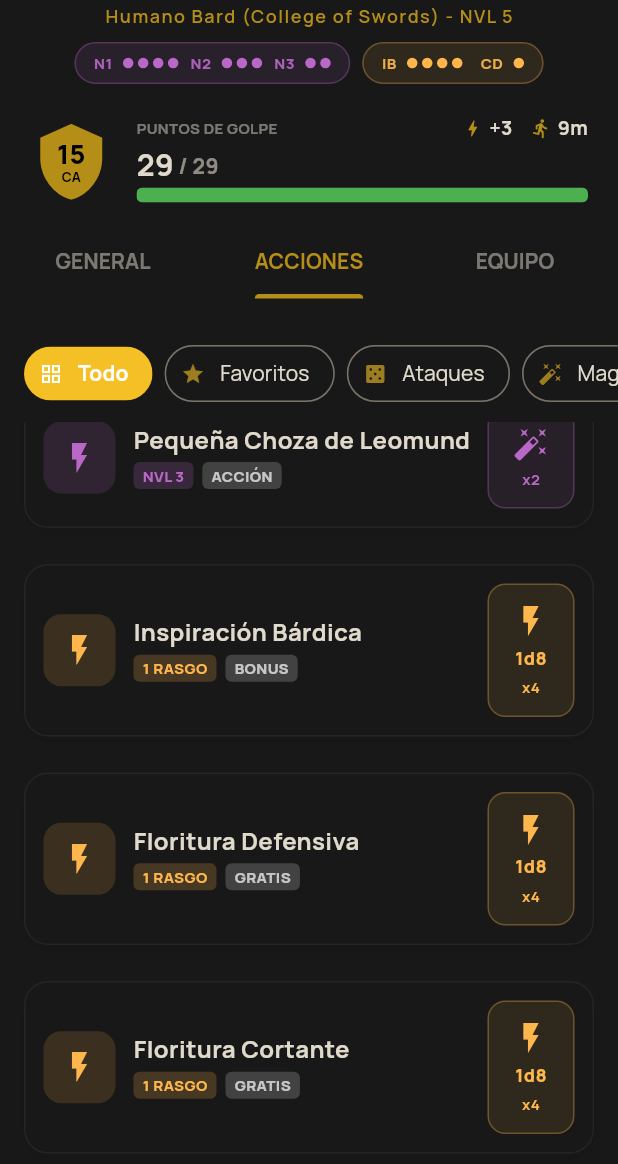
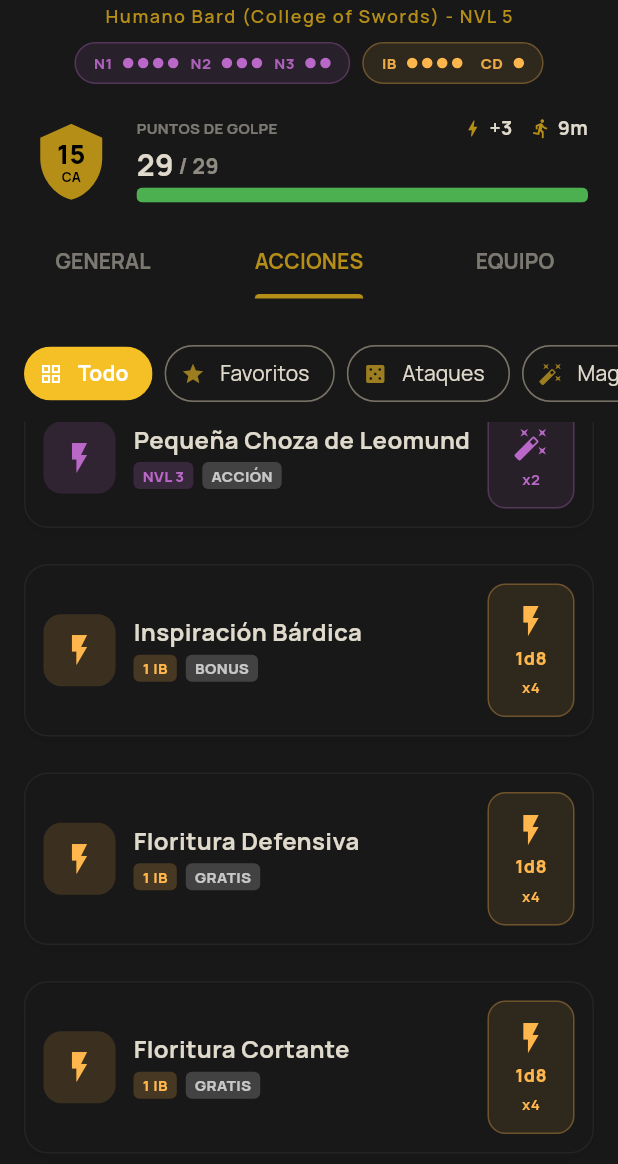
Before and after one commit to Davidperpi/dnd-app, a Flutter app: the screen it shows after launch, tab 2 chosen, scrolled down 1152 dp, on a phone screen of 412 x 824 dp, the part 72-1236 px from its top. Run offline on Flutter 3.47's test engine with Material 3 defaults, Android fonts, the phone set to English and light mode, and no system bars; our stand-ins replace equatable, flutter_bloc, fpdart, get_it, google_fonts.

Commit message:
prueba 4

```diff
--- a/lib/features/character/presentation/widgets/action/action_card.dart
+++ b/lib/features/character/presentation/widgets/action/action_card.dart
@@ -1,5 +1,7 @@
+import 'package:dnd_app/features/character/data/datasources/character_ability_local_data_source.dart';
+import 'package:dnd_app/features/character/domain/entities/character.dart';
+import 'package:dnd_app/features/character/domain/entities/character_ability.dart';
 import 'package:dnd_app/features/character/domain/entities/character_action.dart';
-// IMPORTANTE: Necesario para diferenciar los tipos de coste (Slot, Item, Feature)
 import 'package:dnd_app/features/character/domain/entities/resource_cost.dart';
 import 'package:dnd_app/features/character/presentation/bloc/character_bloc.dart';
 import 'package:dnd_app/features/character/presentation/widgets/action/sheet/action_detail_sheet.dart';
@@ -18,6 +20,12 @@ class ActionCard extends StatelessWidget {
 
   @override
   Widget build(BuildContext context) {
+    final CharacterState state = context.watch<CharacterBloc>().state;
+    if (state is! CharacterLoaded) {
+      return const SizedBox.shrink();
+    }
+
+    final Character character = state.character;
     final ThemeData theme = Theme.of(context);
     final bool isDark = theme.brightness == Brightness.dark;
 
@@ -28,7 +36,7 @@ class ActionCard extends StatelessWidget {
       ActionType.utility => const Color(0xFF90A4AE),
     };
 
-    final bool isFav = action.isFavorite;
+    final bool isFav = character.favoriteActionIds.contains(action.id);
 
     final Color borderColor = isFav
         ? Colors.amber
@@ -37,6 +45,8 @@ class ActionCard extends StatelessWidget {
     final Color cardColor = isFav
         ? Colors.amber.withValues(alpha: 0.05)
         : theme.colorScheme.surface;
+
+    final Widget? resourceBadge = _buildResourceBadge(accentColor);
 
     return Container(
       margin: const EdgeInsets.only(bottom: 12),
@@ -56,7 +66,7 @@ class ActionCard extends StatelessWidget {
         color: Colors.transparent,
         child: InkWell(
           borderRadius: BorderRadius.circular(16),
-          onLongPress: () => _handleFavoriteToggle(context),
+          onLongPress: () => _handleFavoriteToggle(context, isFav),
           onTap: () => _showActionDetails(context, accentColor),
           child: Padding(
             padding: const EdgeInsets.all(12),
@@ -85,8 +95,7 @@ class ActionCard extends StatelessWidget {
                         spacing: 6,
                         runSpacing: 4,
                         children: <Widget>[
-                          if (_buildResourceBadge(accentColor) != null)
-                            _buildResourceBadge(accentColor)!,
+                          if (resourceBadge != null) resourceBadge,
 
                           ActionBadge(
                             text: translateActionCost(action.cost),
@@ -159,26 +168,36 @@ class ActionCard extends StatelessWidget {
         backgroundColor: accentColor.withValues(alpha: 0.2),
         textColor: accentColor,
       ),
-      FeatureResourceCost(amount: final int amt) => ActionBadge(
-        text: "$amt RASGO", // ¡CORREGIDO!
-        backgroundColor: accentColor.withValues(alpha: 0.2), // Restaurado
-        textColor: accentColor,
-      ),
+      FeatureResourceCost(resourceId: final String resId, amount: final int amt) =>
+        () {
+          String label = "RASGO"; // Fallback por defecto
+          final CharacterAbility? abilityDef = CharacterAbilityLocalDataSource.registry[resId];
+
+          if (abilityDef != null && abilityDef.shortName != null && abilityDef.shortName!.isNotEmpty) {
+            label = abilityDef.shortName!;
+          }
+
+          return ActionBadge(
+            text: "$amt $label",
+            backgroundColor: accentColor.withValues(alpha: 0.2),
+            textColor: accentColor,
+          );
+        }(),
     };
   }
 
-  void _handleFavoriteToggle(BuildContext context) {
+  void _handleFavoriteToggle(BuildContext context, bool isCurrentlyFav) {
     context.read<CharacterBloc>().add(ToggleFavoriteActionEvent(action.id));
 
     ScaffoldMessenger.of(context).hideCurrentSnackBar();
     ScaffoldMessenger.of(context).showSnackBar(
       SnackBar(
         content: Text(
-          action.isFavorite
+          isCurrentlyFav
               ? 'Eliminado de favoritos'
               : '⭐ Añadido a favoritos',
         ),
-        backgroundColor: action.isFavorite ? null : Colors.amber[700],
+        backgroundColor: isCurrentlyFav ? null : Colors.amber[700],
         duration: const Duration(milliseconds: 600),
         behavior: SnackBarBehavior.floating,
       ),
```
